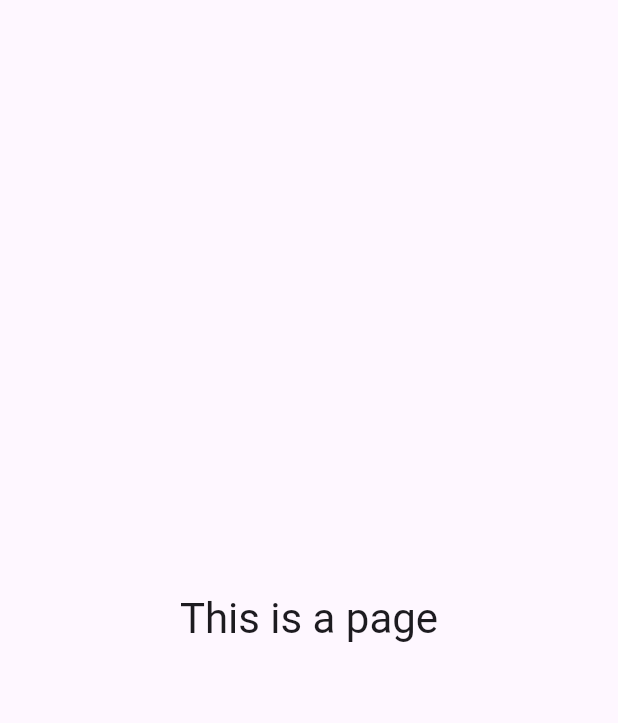
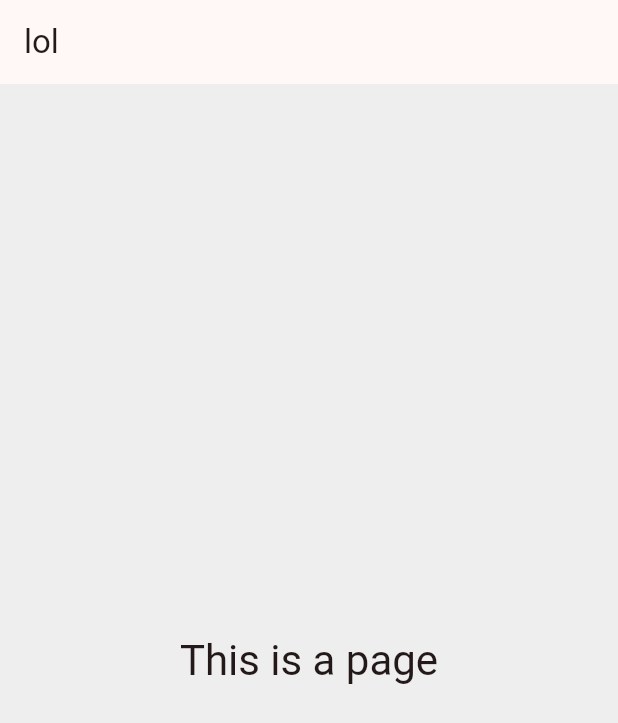
Before and after one commit to Alexa404NL/Hack4Her, a Flutter app: the screen it shows after launch, on a phone screen of 412 x 824 dp. Shown: the top 723 px of the screen. Run offline on Flutter 3.47's test engine with Material 3 defaults, Android fonts, the phone set to English and light mode, and no system bars.

Commit message:
centered column base

```diff
--- a/h4h_app/lib/main.dart
+++ b/h4h_app/lib/main.dart
@@ -1,5 +1,5 @@
 import 'package:flutter/material.dart';
-import 'package:h4h_app/pages/login.dart';
+import 'package:h4h_app/pages/dashboard.dart';
 
 void main() {
   runApp(const MyApp());
@@ -29,9 +29,9 @@
         //
         // This works for code too, not just values: Most code changes can be
         // tested with just a hot reload.
-        colorScheme: ColorScheme.fromSeed(seedColor: Colors.deepPurple),
+        colorScheme: ColorScheme.fromSeed(seedColor: Colors.redAccent),
       ),
-      home: const LoginPage(),
+      home: const Dashboard(),
       debugShowCheckedModeBanner: false,
     );
   }
--- a/h4h_app/lib/pages/dashboard.dart
+++ b/h4h_app/lib/pages/dashboard.dart
@@ -0,0 +1,39 @@
+import 'package:flutter/material.dart';
+
+class Dashboard extends StatefulWidget {
+  const Dashboard({super.key});
+
+  @override
+  State<Dashboard> createState() => _DashboardState();
+}
+
+class  _DashboardState extends State<Dashboard> {
+
+  @override
+  Widget build(BuildContext context) {
+
+    return Scaffold(
+      appBar: AppBar(
+        title: Text("lol")
+      ),
+      body: Container(
+        padding: EdgeInsets.all(0.0),
+        decoration: BoxDecoration(
+          color: Colors.grey[200]
+        ),
+        child: Center(
+          child: Column(
+            mainAxisAlignment: MainAxisAlignment.center,
+            crossAxisAlignment: CrossAxisAlignment.center,
+            children: [
+              Text(
+                  "This is a page",
+                  style: Theme.of(context).textTheme.headlineMedium,
+                ),
+            ],
+          ),
+        ),
+      ),
+    );
+  }
+}
```
